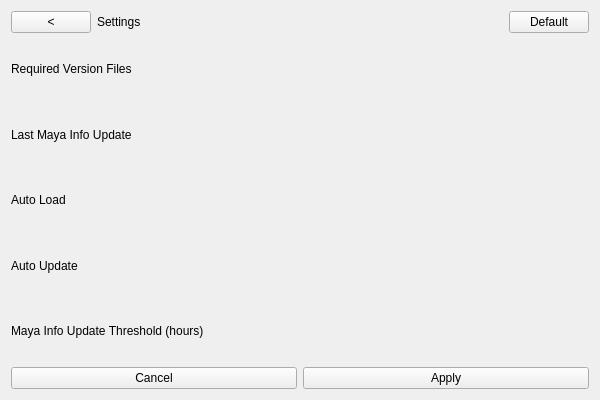
giulianofranca/gfTools, file tools/maya/gfUtilitiesBelt2/gui/win_settings.ui: the form before one commit.
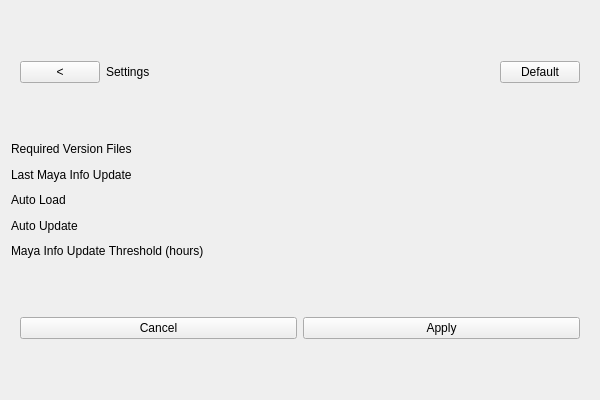
The form after the commit.

Commit message: About window finished

```diff
--- a/tools/maya/gfUtilitiesBelt2/gui/win_settings.ui
+++ b/tools/maya/gfUtilitiesBelt2/gui/win_settings.ui
@@ -15,7 +15,8 @@
   </property>
   <layout class="QVBoxLayout" name="verticalLayout">
    <item>
-    <layout class="QHBoxLayout" name="menu">
+    <widget class="QWidget" name="wdgTitleBar" native="true">
+     <layout class="QHBoxLayout" name="layTitleBar">
      <item>
       <widget class="QPushButton" name="pushButton">
        <property name="sizePolicy">
@@ -50,6 +51,7 @@
       </widget>
      </item>
     </layout>
+    </widget>
    </item>
    <item>
     <layout class="QVBoxLayout" name="settings">
@@ -91,7 +93,8 @@
     </layout>
    </item>
    <item>
-    <layout class="QHBoxLayout" name="buttons">
+    <widget class="QWidget" name="wdgButtons" native="true">
+     <layout class="QHBoxLayout" name="layButtons">
      <item>
       <widget class="QPushButton" name="btnCancel">
        <property name="text">
@@ -107,6 +110,7 @@
       </widget>
      </item>
     </layout>
+    </widget>
    </item>
   </layout>
  </widget>
```
Left out of the diff: 2 changed lines with no effect on the pictures. Lines whose indentation alone changed are shown as unchanged. The commit also changes 3 other files.
